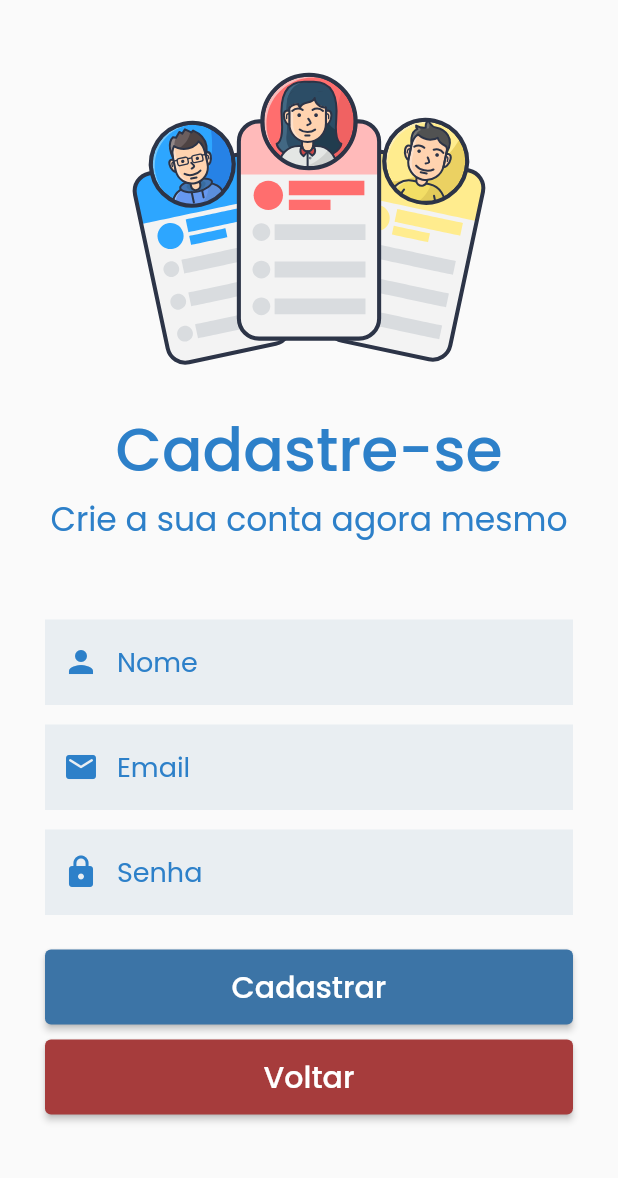
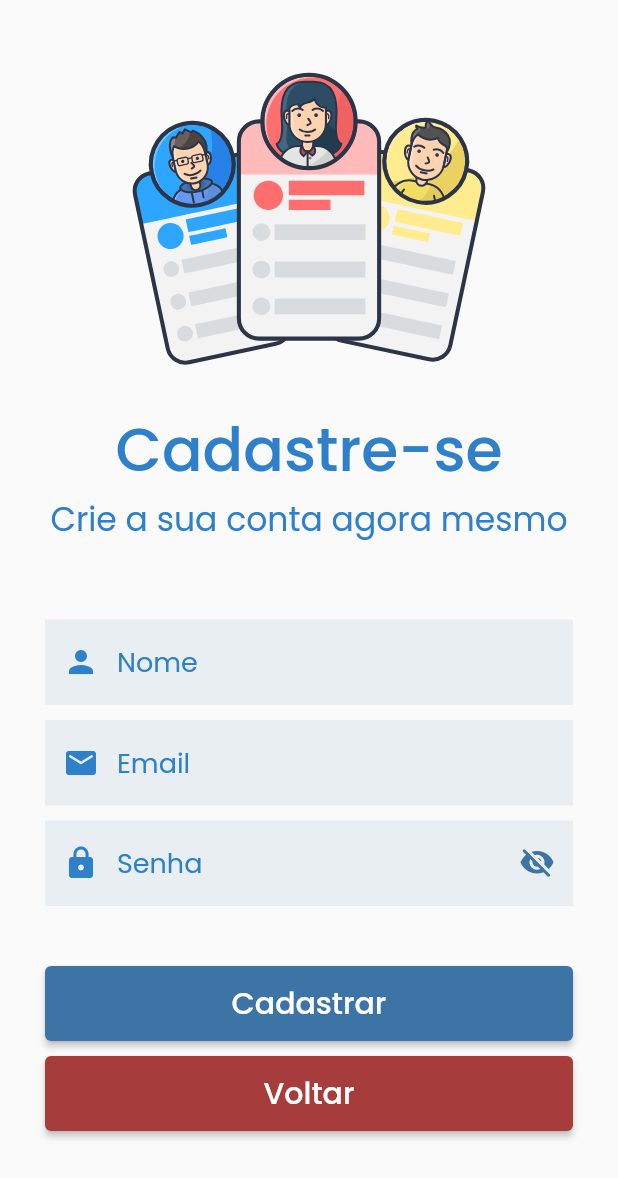
Before and after one commit to giovannasousa01/help-desk-app, a Flutter app: the screen it shows after launch, after a tap on "Cadastrar", on a phone screen of 412 x 824 dp. Shown: the top 1178 px of the screen. Run offline on Flutter 3.47's test engine with Material 2 defaults, Android fonts, the phone set to English and light mode, and no system bars; our stand-ins replace cloud_firestore, firebase_auth, firebase_core, google_fonts, lottie; accounts and stored records are empty.

Commit message:
Finalização da tela de cadastro

```diff
--- a/lib/Screens/register/register_screen.dart
+++ b/lib/Screens/register/register_screen.dart
@@ -1,9 +1,12 @@
-// ignore_for_file: avoid_unnecessary_containers
+// ignore_for_file: avoid_unnecessary_containers, avoid_print
 
+import 'package:firebase_auth/firebase_auth.dart';
 import 'package:flutter/material.dart';
 import 'package:google_fonts/google_fonts.dart';
 import 'package:help_desk_app/utils/app_colors.dart';
 import 'package:lottie/lottie.dart';
+
+import '../../model/users.dart';
 
 class RegisterScreen extends StatefulWidget {
   const RegisterScreen({super.key});
@@ -27,7 +30,12 @@ class _RegisterScreenState extends State<RegisterScreen> {
     if (nome.isNotEmpty) {
       if (email.isNotEmpty && email.contains("@")) {
         if (senha.isNotEmpty && senha.length >= 8) {
-          cadastrarUsuario();
+          Users user = Users();
+          user.nome = nome;
+          user.email = email;
+          user.senha = senha;
+
+          cadastrarUsuario(user);
         } else {
           msgError = "Informe uma senha igual ou maior que 8 caracteres";
         }
@@ -39,7 +47,38 @@ class _RegisterScreenState extends State<RegisterScreen> {
     }
   }
 
-  void cadastrarUsuario() {}
+  void cadastrarUsuario(Users user) async {
+    FirebaseAuth auth = FirebaseAuth.instance;
+
+    auth
+        .createUserWithEmailAndPassword(
+      email: user.email,
+      password: user.senha,
+    )
+        .then((firebaseUser) {
+      const SnackBar snackBar = SnackBar(
+        content: Text("Usuário cadastrado com sucesso"),
+        duration: Duration(seconds: 5),
+      );
+
+      msgError = "";
+      nomeController.text = "";
+      emailController.text = "";
+      senhaController.text = "";
+
+      ScaffoldMessenger.of(context).showSnackBar(snackBar);
+    }).catchError((error) {
+      print("Aconteceu um erro: ${error.toString()}");
+    });
+  }
+
+  bool _isVisible = true;
+
+  void visiblePassword() {
+    setState(() {
+      _isVisible = !_isVisible;
+    });
+  }
 
   @override
   Widget build(BuildContext context) {
@@ -72,10 +111,12 @@ class _RegisterScreenState extends State<RegisterScreen> {
             const SizedBox(
               height: 50,
             ),
-            Container(
-              margin: const EdgeInsets.symmetric(horizontal: 30),
-              width: double.infinity,
-              height: 70,
+            Padding(
+              padding: const EdgeInsets.only(
+                left: 30,
+                right: 30,
+                bottom: 10,
+              ),
               child: TextFormField(
                 controller: nomeController,
                 decoration: InputDecoration(
@@ -110,10 +151,12 @@ class _RegisterScreenState extends State<RegisterScreen> {
                 ),
               ),
             ),
-            Container(
-              margin: const EdgeInsets.symmetric(horizontal: 30),
-              width: double.infinity,
-              height: 70,
+            Padding(
+              padding: const EdgeInsets.only(
+                left: 30,
+                right: 30,
+                bottom: 10,
+              ),
               child: TextFormField(
                 controller: emailController,
                 keyboardType: TextInputType.emailAddress,
@@ -149,10 +192,12 @@ class _RegisterScreenState extends State<RegisterScreen> {
                 ),
               ),
             ),
-            Container(
-              margin: const EdgeInsets.symmetric(horizontal: 30),
-              width: double.infinity,
-              height: 70,
+            Padding(
+              padding: const EdgeInsets.only(
+                left: 30,
+                right: 30,
+                bottom: 30,
+              ),
               child: TextFormField(
                 controller: senhaController,
                 keyboardType: TextInputType.visiblePassword,
@@ -172,6 +217,15 @@ class _RegisterScreenState extends State<RegisterScreen> {
                     Icons.lock,
                     color: AppColors.textColorBlue,
                   ),
+                  suffixIcon: GestureDetector(
+                    onTap: visiblePassword,
+                    child: Icon(
+                      _isVisible
+                          ? Icons.visibility_off_rounded
+                          : Icons.visibility_rounded,
+                      color: AppColors.primaryColor,
+                    ),
+                  ),
                   errorBorder: OutlineInputBorder(
                     borderSide: BorderSide(
                       color: AppColors.buttonRed,
@@ -186,7 +240,7 @@ class _RegisterScreenState extends State<RegisterScreen> {
                   color: AppColors.textColorBlue,
                   fontSize: 18,
                 ),
-                obscureText: true,
+                obscureText: _isVisible,
               ),
             ),
             const SizedBox(
@@ -197,7 +251,9 @@ class _RegisterScreenState extends State<RegisterScreen> {
               width: double.infinity,
               height: 50,
               child: ElevatedButton(
-                onPressed: () {},
+                onPressed: () {
+                  validarCampos();
+                },
                 style: ElevatedButton.styleFrom(
                   backgroundColor: AppColors.primaryColor,
                 ),
```
